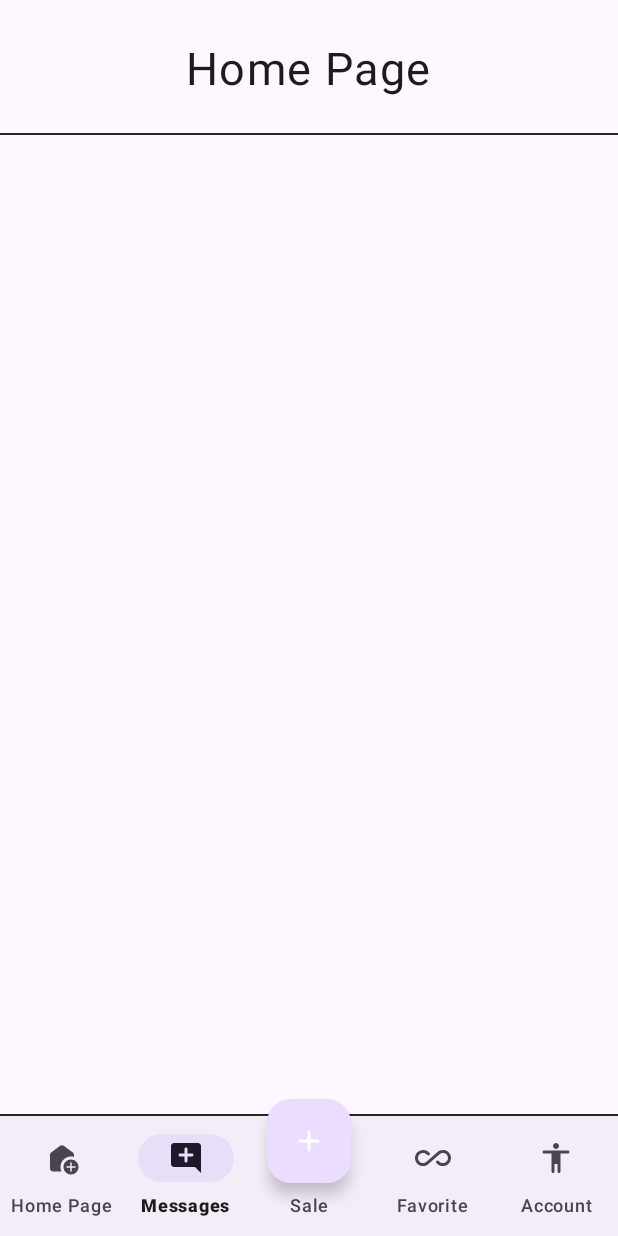
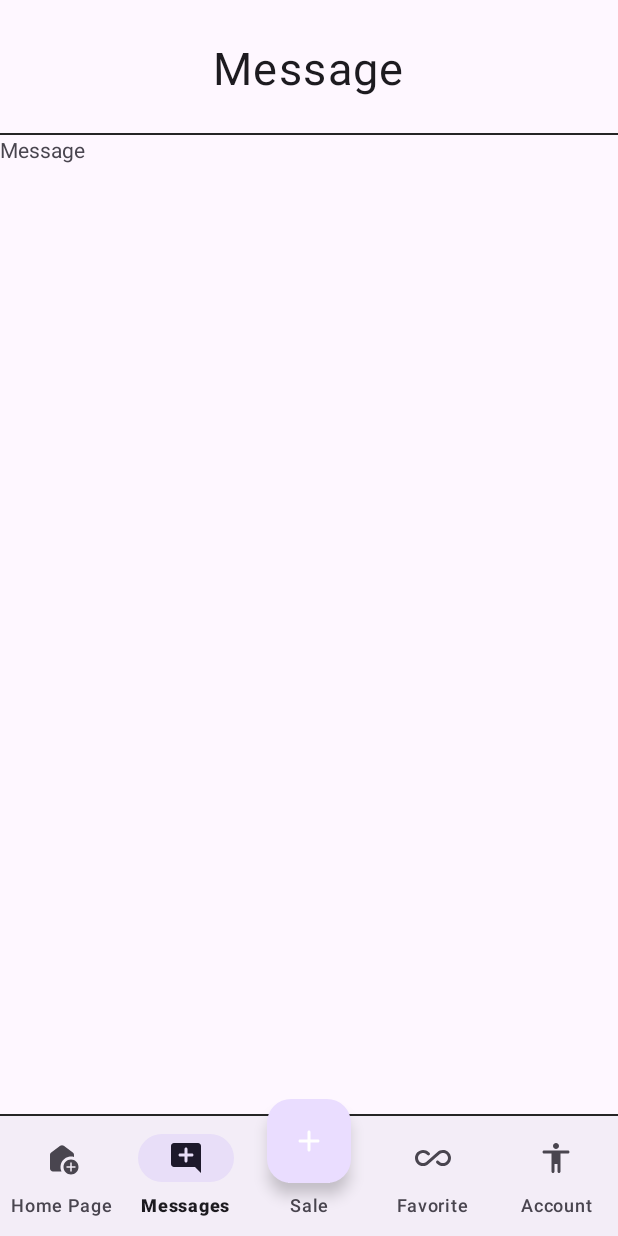
Before and after one commit to Gadaffi508/Mobil-Work, an Android app: the screen it shows after launch (MainActivity), item 2 of the bottom bar chosen, on a phone screen of 412 x 824 dp. Run offline under Robolectric (Android 15) with nearby library versions, the phone set to English and light mode, and no system bars.

Commit message:
new page added

```diff
--- a/SatGitsin/app/src/main/AndroidManifest.xml
+++ b/SatGitsin/app/src/main/AndroidManifest.xml
@@ -13,6 +13,9 @@
         android:theme="@style/Theme.SatGitsin"
         tools:targetApi="31">
         <activity
+            android:name=".CreateAccountOptionsPage"
+            android:exported="false" />
+        <activity
             android:name=".MainActivity"
             android:exported="true">
             <intent-filter>
--- /dev/null
+++ b/SatGitsin/app/src/main/java/com/example/satgitsin/HomePageFrame.java
@@ -0,0 +1,23 @@
+package com.example.satgitsin;
+
+import android.os.Bundle;
+
+import androidx.fragment.app.Fragment;
+
+import android.view.LayoutInflater;
+import android.view.View;
+import android.view.ViewGroup;
+
+public class HomePageFrame extends Fragment {
+
+    public HomePageFrame() {
+        // Required empty public constructor
+    }
+
+    @Override
+    public View onCreateView(LayoutInflater inflater, ViewGroup container,
+                             Bundle savedInstanceState) {
+        // Inflate the layout for this fragment
+        return inflater.inflate(R.layout.fragment_home_page_frame, container, false);
+    }
+}
--- a/SatGitsin/app/src/main/java/com/example/satgitsin/MainActivity.java
+++ b/SatGitsin/app/src/main/java/com/example/satgitsin/MainActivity.java
@@ -1,24 +1,129 @@
 package com.example.satgitsin;
 
 import android.os.Bundle;
+import android.view.MenuItem;
 
 import androidx.activity.EdgeToEdge;
+import androidx.annotation.NonNull;
 import androidx.appcompat.app.AppCompatActivity;
 import androidx.core.graphics.Insets;
 import androidx.core.view.ViewCompat;
 import androidx.core.view.WindowInsetsCompat;
+import androidx.fragment.app.FragmentTransaction;
+
+import com.example.satgitsin.databinding.ActivityMainBinding;
+import com.google.android.material.navigation.NavigationBarView;
 
 public class MainActivity extends AppCompatActivity {
 
+    private ActivityMainBinding connected;
     @Override
     protected void onCreate(Bundle savedInstanceState) {
         super.onCreate(savedInstanceState);
+
+        connected = ActivityMainBinding.inflate(getLayoutInflater());
+
         EdgeToEdge.enable(this);
-        setContentView(R.layout.activity_main);
+        setContentView(connected.getRoot());
+
+        homeFrameShow();
+
+        connected.bottomNv.setOnItemSelectedListener(new NavigationBarView.OnItemSelectedListener() {
+            @Override
+            public boolean onNavigationItemSelected(@NonNull MenuItem menuItem) {
+
+                int objectId = menuItem.getItemId();
+
+                if (objectId == R.id.menu_homepage)
+                {
+                    homeFrameShow();
+                    return true;
+                }
+                else if(objectId == R.id.menu_messages)
+                {
+                    messageFrameShow();
+                    return true;
+                }
+                else if(objectId == R.id.menu_sale)
+                {
+                    saleFrameShow();
+                    return true;
+                }
+                else if(objectId == R.id.menu_favorite)
+                {
+                    favoriteFrameShow();
+                    return true;
+                }
+                else if(objectId == R.id.menu_account)
+                {
+                    accountFrameShow();
+                    return true;
+                }
+                else return false;
+            }
+        });
+
         ViewCompat.setOnApplyWindowInsetsListener(findViewById(R.id.main), (v, insets) -> {
             Insets systemBars = insets.getInsets(WindowInsetsCompat.Type.systemBars());
             v.setPadding(systemBars.left, systemBars.top, systemBars.right, systemBars.bottom);
             return insets;
         });
     }
+
+    private void accountFrameShow()
+    {
+        connected.toolbarBaslikTv.setText("Account");
+
+        AccountFrame accountFrame = new AccountFrame();
+
+        FragmentTransaction frameProcess = getSupportFragmentManager().beginTransaction();
+
+        frameProcess.replace(connected.cercevelerFL.getId(),accountFrame,"Account Frame");
+
+        frameProcess.commit();
+    }
+
+    private void favoriteFrameShow()
+    {
+        connected.toolbarBaslikTv.setText("Favorite");
+
+        FavoriteFrame favoriteFrame = new FavoriteFrame();
+
+        FragmentTransaction frameProcess = getSupportFragmentManager().beginTransaction();
+
+        frameProcess.replace(connected.cercevelerFL.getId(),favoriteFrame,"Favorite Frame");
+
+        frameProcess.commit();
+    }
+
+    private void saleFrameShow()
+    {
+        connected.toolbarBaslikTv.setText("Sale");
+    }
+
+    private void messageFrameShow()
+    {
+        connected.toolbarBaslikTv.setText("Message");
+
+        MessageFrame messageFrame = new MessageFrame();
+
+        FragmentTransaction frameProcess = getSupportFragmentManager().beginTransaction();
+
+        frameProcess.replace(connected.cercevelerFL.getId(),messageFrame,"Message Frame");
+
+        frameProcess.commit();
+    }
+
+    private void homeFrameShow()
+    {
+        connected.toolbarBaslikTv.setText("Home Page");
+
+        HomePageFrame homePageFrame = new HomePageFrame();
+
+        FragmentTransaction frameProcess = getSupportFragmentManager().beginTransaction();
+
+        frameProcess.replace(connected.cercevelerFL.getId(),homePageFrame,"Home Page Frame");
+
+        frameProcess.commit();
+    }
 }
--- /dev/null
+++ b/SatGitsin/app/src/main/java/com/example/satgitsin/MessageFrame.java
@@ -0,0 +1,22 @@
+package com.example.satgitsin;
+
+import android.os.Bundle;
+
+import androidx.fragment.app.Fragment;
+
+import android.view.LayoutInflater;
+import android.view.View;
+import android.view.ViewGroup;
+public class MessageFrame extends Fragment {
+
+    public MessageFrame() {
+        // Required empty public constructor
+    }
+
+    @Override
+    public View onCreateView(LayoutInflater inflater, ViewGroup container,
+                             Bundle savedInstanceState) {
+        // Inflate the layout for this fragment
+        return inflater.inflate(R.layout.fragment_message_frame, container, false);
+    }
+}
--- /dev/null
+++ b/SatGitsin/app/src/main/res/drawable/ic_close.xml
@@ -0,0 +1,5 @@
+<vector xmlns:android="http://schemas.android.com/apk/res/android" android:height="24dp" android:tint="#726363" android:viewportHeight="24" android:viewportWidth="24" android:width="24dp">
+
+    <path android:fillColor="@android:color/white" android:pathData="M12,3c-0.55,0 -1,0.45 -1,1v8c0,0.55 0.45,1 1,1s1,-0.45 1,-1L13,4c0,-0.55 -0.45,-1 -1,-1zM17.14,5.86c-0.39,0.39 -0.38,1 -0.01,1.39 1.13,1.2 1.83,2.8 1.87,4.57 0.09,3.83 -3.08,7.13 -6.91,7.17C8.18,19.05 5,15.9 5,12c0,-1.84 0.71,-3.51 1.87,-4.76 0.37,-0.39 0.37,-1 -0.01,-1.38 -0.4,-0.4 -1.05,-0.39 -1.43,0.02C3.98,7.42 3.07,9.47 3,11.74c-0.14,4.88 3.83,9.1 8.71,9.25 5.1,0.16 9.29,-3.93 9.29,-9 0,-2.37 -0.92,-4.51 -2.42,-6.11 -0.38,-0.41 -1.04,-0.42 -1.44,-0.02z"/>
+
+</vector>
--- /dev/null
+++ b/SatGitsin/app/src/main/res/drawable/ic_phone.xml
@@ -0,0 +1,5 @@
+<vector xmlns:android="http://schemas.android.com/apk/res/android" android:height="24dp" android:tint="#726363" android:viewportHeight="24" android:viewportWidth="24" android:width="24dp">
+
+    <path android:fillColor="@android:color/white" android:pathData="M14,8h2v2c0,0.55 0.45,1 1,1s1,-0.45 1,-1L18,8h2c0.55,0 1,-0.45 1,-1s-0.45,-1 -1,-1h-2L18,4c0,-0.55 -0.45,-1 -1,-1s-1,0.45 -1,1v2h-2c-0.55,0 -1,0.45 -1,1s0.45,1 1,1zM19.21,15.27l-2.54,-0.29c-0.61,-0.07 -1.21,0.14 -1.64,0.57l-1.84,1.84c-2.83,-1.44 -5.15,-3.75 -6.59,-6.59l1.85,-1.85c0.43,-0.43 0.64,-1.04 0.57,-1.64l-0.29,-2.52c-0.11,-1.01 -0.97,-1.78 -1.98,-1.78L5.02,3.01c-1.13,0 -2.07,0.94 -2,2.07 0.53,8.54 7.36,15.36 15.89,15.89 1.13,0.07 2.07,-0.87 2.07,-2v-1.73c0.01,-1 -0.76,-1.86 -1.77,-1.97z"/>
+
+</vector>
--- /dev/null
+++ b/SatGitsin/app/src/main/res/layout/fragment_message_frame.xml
@@ -0,0 +1,14 @@
+<?xml version="1.0" encoding="utf-8"?>
+<FrameLayout xmlns:android="http://schemas.android.com/apk/res/android"
+    xmlns:tools="http://schemas.android.com/tools"
+    android:layout_width="match_parent"
+    android:layout_height="match_parent"
+    tools:context=".MessageFrame">
+
+    <!-- TODO: Update blank fragment layout -->
+    <TextView
+        android:layout_width="match_parent"
+        android:layout_height="match_parent"
+        android:text="Message" />
+
+</FrameLayout>
--- a/SatGitsin/app/src/main/res/values/strings.xml
+++ b/SatGitsin/app/src/main/res/values/strings.xml
@@ -1,3 +1,5 @@
 <resources>
     <string name="app_name">Sat Gitsin</string>
+    <!-- TODO: Remove or change this placeholder text -->
+    <string name="hello_blank_fragment">Hello blank fragment</string>
 </resources>
```
Also changed, not shown: SatGitsin/app/src/main/java/com/example/satgitsin/AccountFrame.java (added, +22 -0 lines), SatGitsin/app/src/main/java/com/example/satgitsin/CreateAccountOptionsPage.java (added, +38 -0 lines), SatGitsin/app/src/main/java/com/example/satgitsin/FavoriteFrame.java (added, +22 -0 lines), SatGitsin/app/src/main/res/drawable/gicon.xml (added, +7 -0 lines), SatGitsin/app/src/main/res/drawable/ic_mail.xml (added, +7 -0 lines), SatGitsin/app/src/main/res/layout/activity_create_account_options_page.xml (added, +68 -0 lines), SatGitsin/app/src/main/res/layout/fragment_account_frame.xml (added, +14 -0 lines), SatGitsin/app/src/main/res/layout/fragment_favorite_frame.xml (added, +14 -0 lines), SatGitsin/app/src/main/res/layout/fragment_home_page_frame.xml (added, +14 -0 lines), SatGitsin/app/src/main/res/drawable/logo.png (added).
